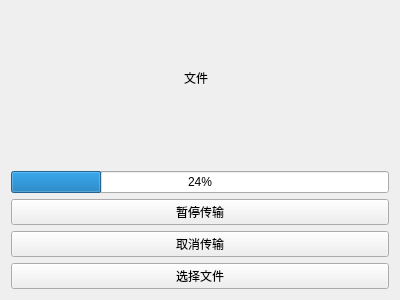
Before: the Qt Designer form Qt-IM/file.ui in XiaoZheng2003/BIT-QT-IM, drawn with Qt 5.
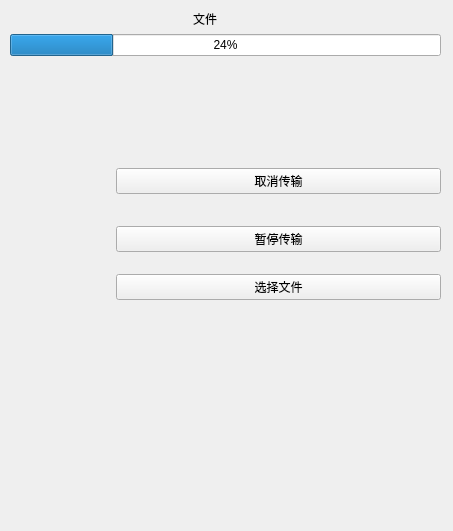
After: the same form once the commit is applied.

Commit message: 优化文件传输布局

```diff
--- a/Qt-IM/file.ui
+++ b/Qt-IM/file.ui
@@ -6,63 +6,124 @@
    <rect>
     <x>0</x>
     <y>0</y>
-    <width>400</width>
-    <height>300</height>
+    <width>453</width>
+    <height>531</height>
    </rect>
   </property>
   <property name="windowTitle">
    <string>Form</string>
   </property>
-  <layout class="QVBoxLayout" name="verticalLayout">
-   <item>
+  <widget class="QWidget" name="">
+   <property name="geometry">
+    <rect>
+     <x>10</x>
+     <y>10</y>
+     <width>431</width>
+     <height>511</height>
+    </rect>
+   </property>
+   <layout class="QFormLayout" name="formLayout">
+    <item row="0" column="0" colspan="2">
     <widget class="QLabel" name="file">
      <property name="text">
-      <string>                                                    文件</string>
+       <string>                                                       文件</string>
      </property>
     </widget>
    </item>
-   <item>
-    <spacer name="horizontalSpacer">
-     <property name="orientation">
-      <enum>Qt::Horizontal</enum>
-     </property>
-     <property name="sizeHint" stdset="0">
-      <size>
-       <width>40</width>
-       <height>20</height>
-      </size>
-     </property>
-    </spacer>
-   </item>
-   <item>
+    <item row="1" column="0" colspan="2">
     <widget class="QProgressBar" name="progressBar">
      <property name="value">
       <number>24</number>
      </property>
     </widget>
    </item>
-   <item>
-    <widget class="QPushButton" name="Button_suspend">
-     <property name="text">
-      <string>暂停传输</string>
-     </property>
-    </widget>
-   </item>
-   <item>
+    <item row="2" column="1">
+     <spacer name="verticalSpacer">
+      <property name="orientation">
+       <enum>Qt::Vertical</enum>
+      </property>
+      <property name="sizeType">
+       <enum>QSizePolicy::Fixed</enum>
+      </property>
+      <property name="sizeHint" stdset="0">
+       <size>
+        <width>20</width>
+        <height>100</height>
+       </size>
+      </property>
+     </spacer>
+    </item>
+    <item row="3" column="0">
+     <spacer name="horizontalSpacer">
+      <property name="orientation">
+       <enum>Qt::Horizontal</enum>
+      </property>
+      <property name="sizeType">
+       <enum>QSizePolicy::Fixed</enum>
+      </property>
+      <property name="sizeHint" stdset="0">
+       <size>
+        <width>100</width>
+        <height>20</height>
+       </size>
+      </property>
+     </spacer>
+    </item>
+    <item row="3" column="1">
     <widget class="QPushButton" name="Button_cancle">
      <property name="text">
       <string>取消传输</string>
      </property>
     </widget>
    </item>
-   <item>
+    <item row="5" column="1">
+     <widget class="QPushButton" name="Button_suspend">
+      <property name="text">
+       <string>暂停传输</string>
+      </property>
+     </widget>
+    </item>
+    <item row="6" column="1">
+     <spacer name="verticalSpacer_2">
+      <property name="orientation">
+       <enum>Qt::Vertical</enum>
+      </property>
+      <property name="sizeType">
+       <enum>QSizePolicy::Fixed</enum>
+      </property>
+      <property name="sizeHint" stdset="0">
+       <size>
+        <width>20</width>
+        <height>10</height>
+       </size>
+      </property>
+     </spacer>
+    </item>
+    <item row="7" column="1">
     <widget class="QPushButton" name="Button_choose">
      <property name="text">
       <string>选择文件</string>
      </property>
     </widget>
    </item>
-  </layout>
+    <item row="4" column="1">
+     <spacer name="verticalSpacer_3">
+      <property name="orientation">
+       <enum>Qt::Vertical</enum>
+      </property>
+      <property name="sizeType">
+       <enum>QSizePolicy::Fixed</enum>
+      </property>
+      <property name="sizeHint" stdset="0">
+       <size>
+        <width>20</width>
+        <height>20</height>
+       </size>
+      </property>
+     </spacer>
+    </item>
+   </layout>
+  </widget>
  </widget>
  <resources/>
  <connections/>
```
Lines whose indentation alone changed are shown as unchanged.
